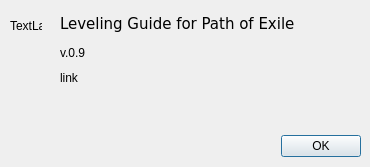
First picture: the form in generated/form_about.ui, repository Doberm4n/POEStashJsonViewer, before the edit.
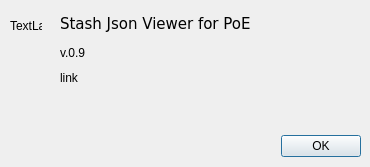
Second picture: the form after the edit.

The edit to the form file:
```diff
--- a/generated/form_about.ui
+++ b/generated/form_about.ui
@@ -68,7 +68,7 @@
     </font>
    </property>
    <property name="text">
-    <string>Leveling Guide for Path of Exile</string>
+    <string>Stash Json Viewer for PoE</string>
    </property>
   </widget>
   <widget class="QLabel" name="versionLabel">
```
